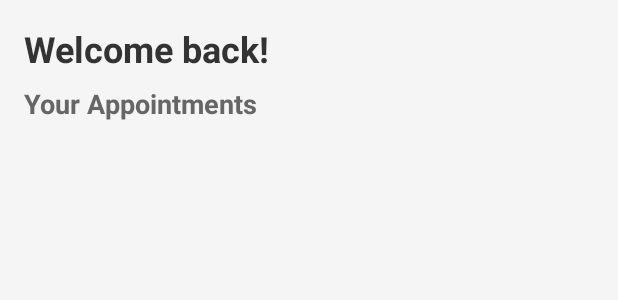
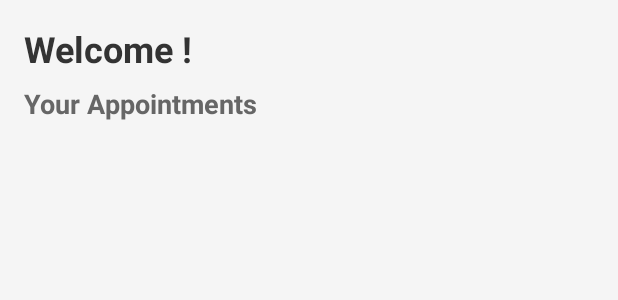
Before and after one commit to Khrizelle28/patient-management-system-mobile, an Android app: the layout fragment_home.xml on its own in the app's theme, with its tools: preview values and no code run, on a phone screen of 412 x 824 dp. Shown: the top 300 px of the screen. Run offline under Robolectric (Android 15) with nearby library versions, the phone set to English and light mode, and no system bars.

Commit message:
remove welcome back

```diff
--- a/app/src/main/java/com/example/patientmanagementsystemmobile/HomeFragment.java
+++ b/app/src/main/java/com/example/patientmanagementsystemmobile/HomeFragment.java
@@ -61,7 +61,7 @@ public class HomeFragment extends Fragment {
         progressBar = view.findViewById(R.id.progressBar);
 
         // Set welcome message
-        textWelcome.setText("Welcome back, Patient!");
+        textWelcome.setText("");
         textUpcomingAppointments.setText("Your Appointments");
     }
 
--- a/app/src/main/res/layout/fragment_home.xml
+++ b/app/src/main/res/layout/fragment_home.xml
@@ -9,7 +9,7 @@
         android:id="@+id/textWelcome"
         android:layout_width="match_parent"
         android:layout_height="wrap_content"
-        android:text="Welcome back!"
+        android:text="Welcome !"
         android:textSize="24sp"
         android:textStyle="bold"
         android:textColor="#333333"
```
